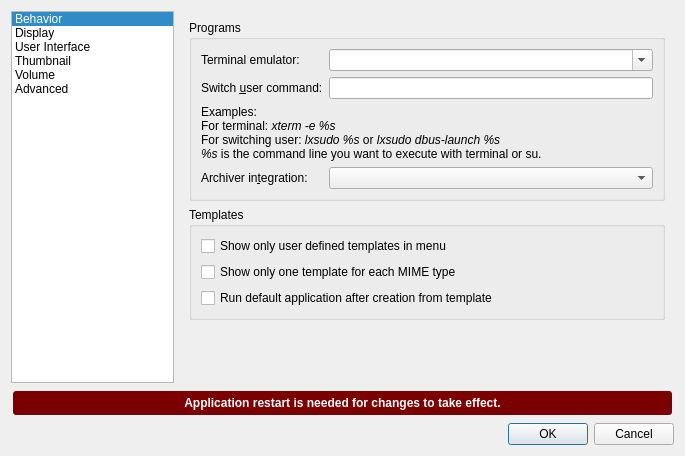
Before: the Qt Designer form pcmanfm/preferences.ui in lxqt/pcmanfm-qt, drawn with Qt 5.
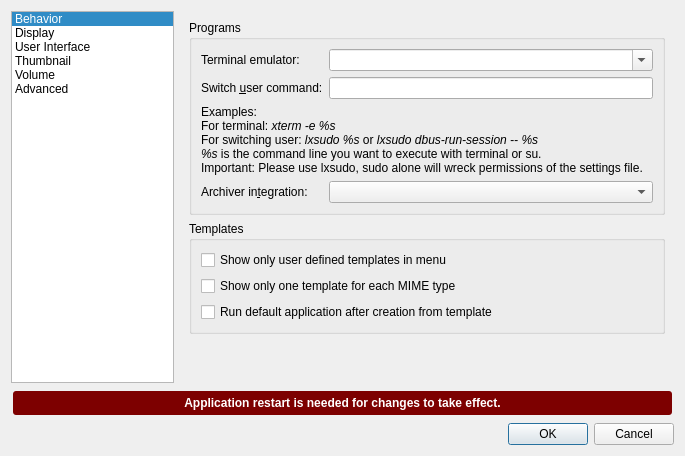
After: the same form once the commit is applied. The open tabs and pages were chosen to show the change.

Commit message:
Use and recommend dbus-run-session instead of dbus-launch
fixes lxqt/pcmanfm-qt/issues/958

The edit to the form file:
```diff
--- a/pcmanfm/preferences.ui
+++ b/pcmanfm/preferences.ui
@@ -704,7 +704,7 @@
             <item row="2" column="0" colspan="2">
              <widget class="QLabel" name="label_4">
               <property name="text">
-               <string>Examples:&lt;br&gt;For terminal: &lt;i&gt;xterm -e %s&lt;/i&gt;&lt;br&gt;For switching user: &lt;i&gt;lxsudo %s&lt;/i&gt; or &lt;i&gt;lxsudo dbus-launch %s&lt;/i&gt;&lt;br&gt;&lt;i&gt;%s&lt;/i&gt; is the command line you want to execute with terminal or su.</string>
+               <string>Examples:&lt;br&gt;For terminal: &lt;i&gt;xterm -e %s&lt;/i&gt;&lt;br&gt;For switching user: &lt;i&gt;lxsudo %s&lt;/i&gt; or &lt;i&gt;lxsudo dbus-run-session -- %s&lt;/i&gt;&lt;br&gt;&lt;i&gt;%s&lt;/i&gt; is the command line you want to execute with terminal or su.&lt;br&gt; Important: Please use lxsudo, sudo alone will wreck permissions of the settings file.</string>
               </property>
               <property name="textFormat">
                <enum>Qt::RichText</enum>
```
The commit also changes 1 other file.
